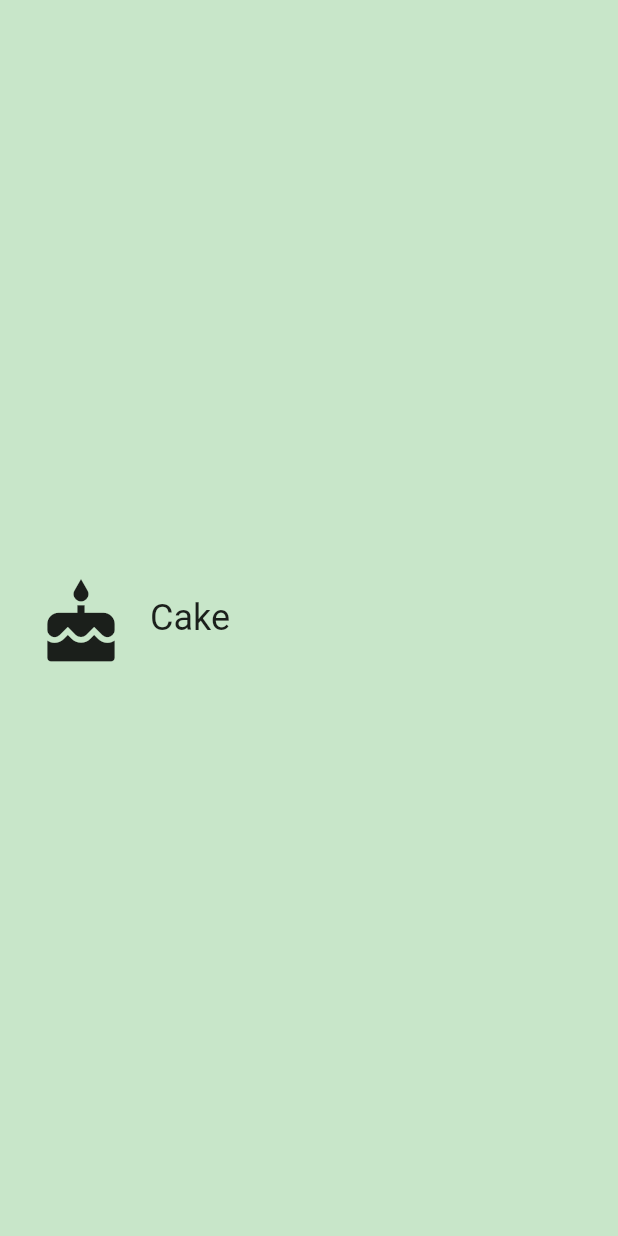
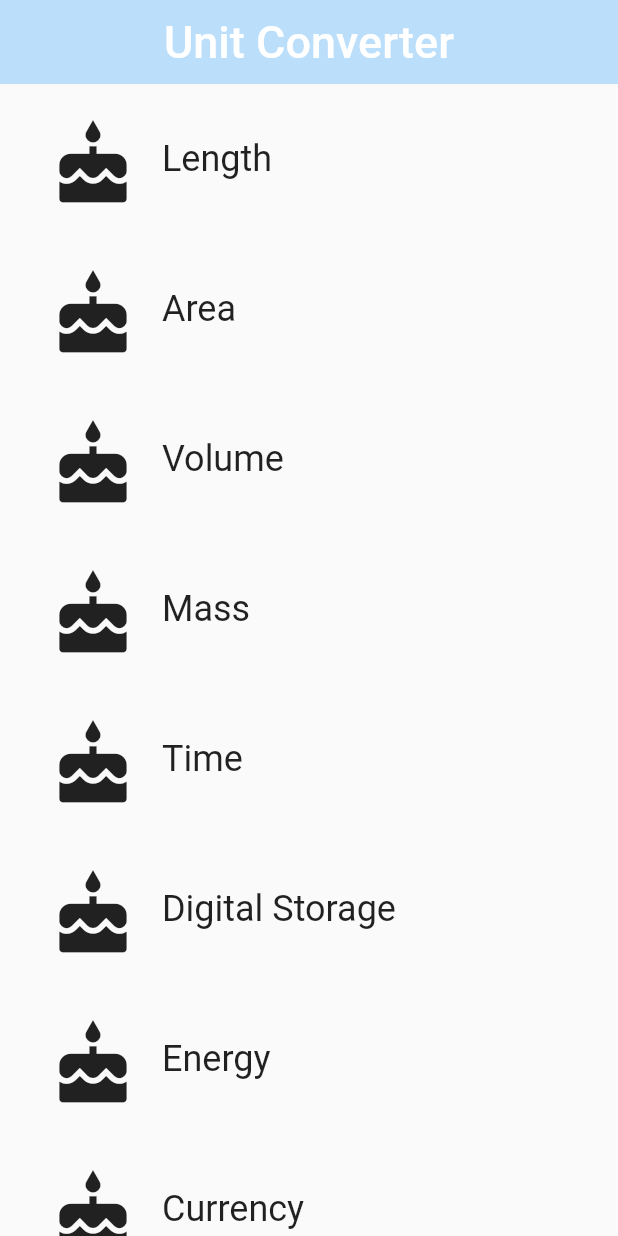
Before and after one commit to mmorgan55/flutter_category, a Flutter app: the screen it shows after launch, on a phone screen of 412 x 824 dp. Run offline on Flutter 3.47's test engine with Material 2 defaults, Android fonts, the phone set to English and light mode, and no system bars.

Commit message:
Added CategoryRoute class to handle multiple Category objects and put them in a ListView.

```diff
--- /dev/null
+++ b/lib/category_route.dart
@@ -0,0 +1,86 @@
+import 'package:flutter/material.dart';
+
+// TODO: Check if we need to import anything
+import 'package:flutter_category/category.dart';
+// TODO: Define any constants
+
+final _backGroundColor = Colors.blue[100];
+
+/// Category Route (screen).
+///
+/// This is the 'home' screen of the Unit Converter. It shows a header and
+/// a list of [Categories].
+///
+/// While it is named CategoryRoute, a more apt name would be CategoryScreen,
+/// because it is responsible for the UI at the route's destination.
+class CategoryRoute extends StatelessWidget {
+  const CategoryRoute();
+
+  static const _categoryNames = <String>[
+    'Length',
+    'Area',
+    'Volume',
+    'Mass',
+    'Time',
+    'Digital Storage',
+    'Energy',
+    'Currency',
+  ];
+
+  static const _baseColors = <Color>[
+    Colors.teal,
+    Colors.orange,
+    Colors.pinkAccent,
+    Colors.blueAccent,
+    Colors.yellow,
+    Colors.greenAccent,
+    Colors.purpleAccent,
+    Colors.red,
+  ];
+
+  Widget _buildCategories(List<Widget> categories) {
+    return ListView.builder(
+      itemBuilder: (BuildContext context, int index) => categories[index],
+      itemCount: categories.length,
+    );
+  }
+
+  @override
+  Widget build(BuildContext context) {
+    // TODO: Create a list of the eight Categories, using the names and colors
+    // from above. Use a placeholder icon, such as `Icons.cake` for each
+    // Category. We'll add custom icons later.
+
+    final categories = <Category>[];
+
+    for (var i = 0; i < _categoryNames.length; i++) {
+      categories.add(Category(
+        name: _categoryNames[i],
+        color: _baseColors[i],
+        iconLocation: Icons.cake,
+      ));
+    }
+
+    // TODO: Create a list view of the Categories
+    final listView = Container(
+      padding: EdgeInsets.symmetric(horizontal: 8.0),
+      child: _buildCategories(categories),
+    );
+
+    // TODO: Create an App Bar
+    final appBar = AppBar(
+      title: Text(
+        'Unit Converter',
+        style: TextStyle(fontSize: 30.0),
+      ),
+      elevation: 0.0,
+      centerTitle: true,
+      backgroundColor: _backGroundColor,
+    );
+
+    return Scaffold(
+      appBar: appBar,
+      body: listView,
+    );
+  }
+}
--- a/lib/main.dart
+++ b/lib/main.dart
@@ -1,19 +1,7 @@
-// Copyright 2018 The Chromium Authors. All rights reserved.
-// Use of this source code is governed by a BSD-style license that can be
-// found in the LICENSE file.
-
-// You can read about packages here: https://flutter.io/using-packages/
 import 'package:flutter/material.dart';
 
-// You can use a relative import, i.e. `import 'category.dart';` or
-// a package import, as shown below.
-// More details at http://dart-lang.github.io/linter/lints/avoid_relative_lib_imports.html
-import 'category.dart';
-
-// TODO: Pass this information into your custom [Category] widget
-const _categoryName = 'Cake';
-const _categoryIcon = Icons.cake;
-const _categoryColor = Colors.green;
+// TODO: Import the CategoryRoute widget
+import 'category_route.dart';
 
 /// The function that is called when main.dart is run.
 void main() {
@@ -21,23 +9,17 @@ void main() {
 }
 
 /// This widget is the root of our application.
-/// Currently, we just show one widget in our app.
+///
+/// The first screen we see is a list [Categories].
 class UnitConverterApp extends StatelessWidget {
   @override
   Widget build(BuildContext context) {
     return MaterialApp(
       debugShowCheckedModeBanner: false,
       title: 'Unit Converter',
-      home: Scaffold(
-        backgroundColor: Colors.green[100],
-        body: Center(
-          child: Category(
-            name: _categoryName,
-            color: _categoryColor,
-            iconLocation: _categoryIcon,
-          ),
-        ),
-      ),
+      // TODO: Instead of pointing to exactly 1 Category widget,
+      // our home should now point to an instance of the CategoryRoute widget.
+      home: CategoryRoute(),
     );
   }
 }
```
